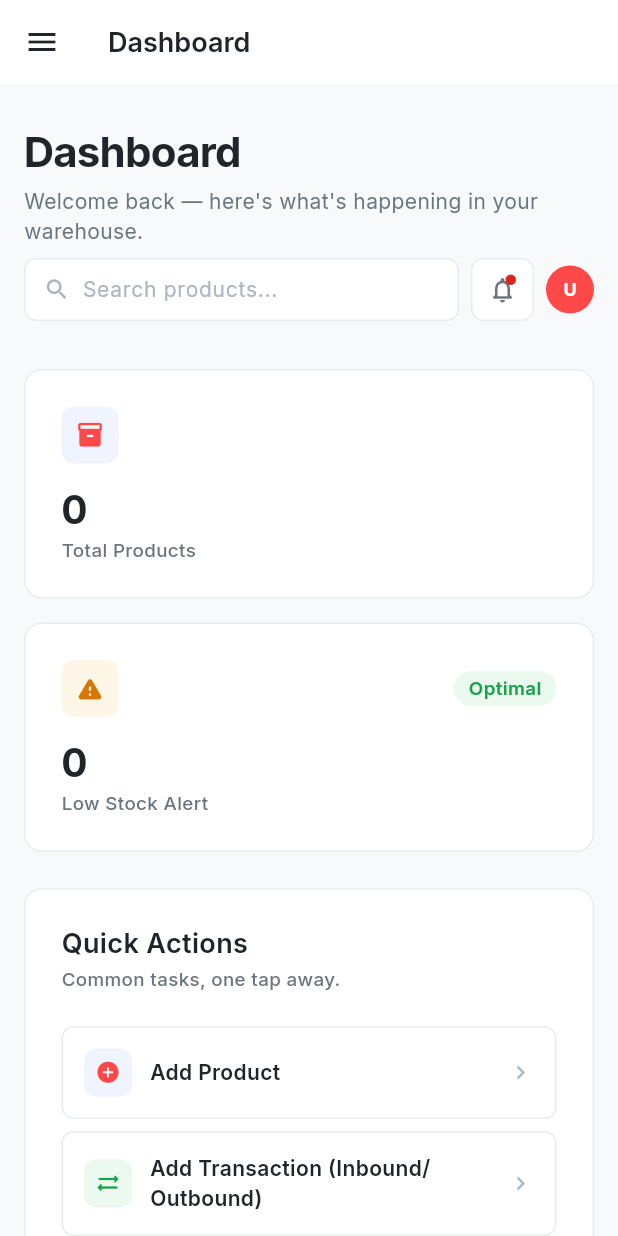
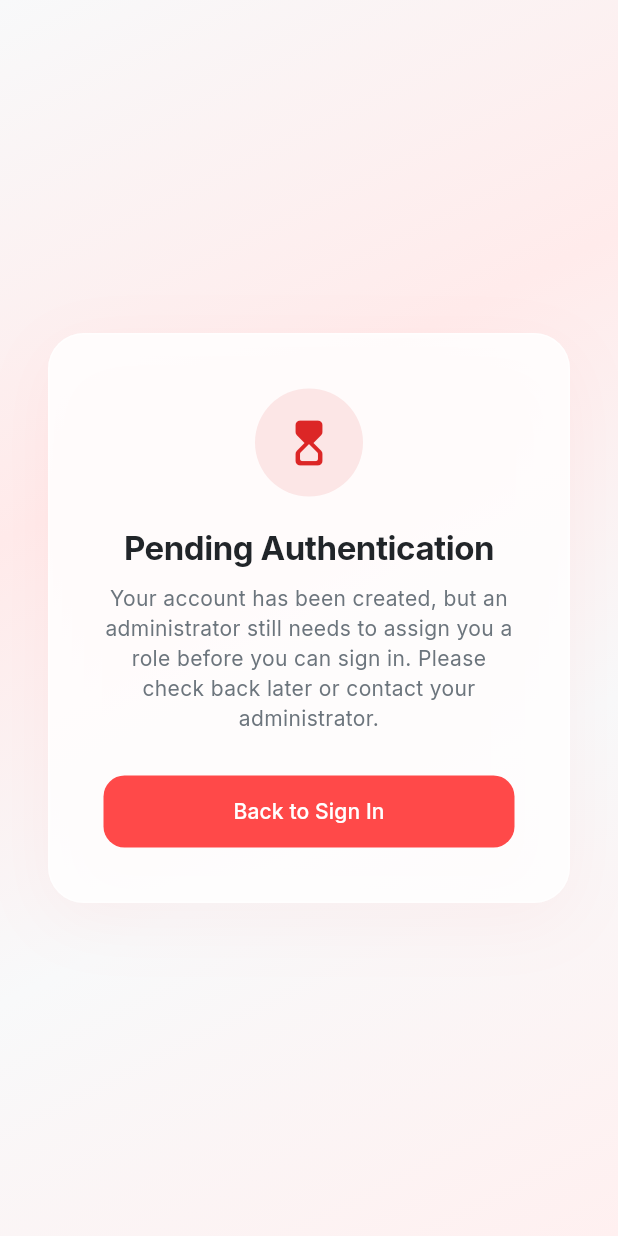
Before and after one commit to vgif-v/CBHIMS, a Flutter app: the screen it shows once a user with an empty profile is signed in, on a phone screen of 412 x 824 dp. Run offline on Flutter 3.47's test engine with Material 3 defaults, Android fonts, the phone set to English and light mode, and no system bars; our stand-ins replace connectivity_plus, flutter_dotenv, google_fonts, hive_flutter, pdf, printing and 2 more; accounts and stored records are empty.

Commit message:
refactor(auth): reorganize auth screens and streamline auth flow

```diff
--- a/lib/models/app_user.dart
+++ b/lib/models/app_user.dart
@@ -2,14 +2,14 @@ class AppUser {
   final String id; // UUID from auth.users
   final String fullName;
   final String email;
-  final String role; // 'Admin', 'Manager', 'Staff'
+  final String? role; // 'Admin', 'Manager', 'Staff'
   final DateTime? createdAt;
 
   const AppUser({
     required this.id,
     required this.fullName,
     required this.email,
-    this.role = 'Staff',
+    this.role,
     this.createdAt,
   });
 
@@ -18,7 +18,7 @@ class AppUser {
       id: json['id'] as String? ?? '',
       fullName: json['full_name'] as String? ?? '',
       email: json['email'] as String? ?? '',
-      role: json['role'] as String? ?? 'Staff',
+      role: json['role'] as String?,
       createdAt: json['created_at'] != null
           ? DateTime.tryParse(json['created_at'] as String)
           : null,
--- a/lib/screens/auth_gate.dart
+++ b/lib/screens/auth_gate.dart
@@ -1,11 +1,10 @@
 import 'package:flutter/material.dart';
+import 'auth_screen/login_screen.dart';
 import 'package:supabase_flutter/supabase_flutter.dart';
-import 'login_screen.dart';
+import 'auth_screen/pending_approval_screen.dart';
 import 'main_layout_screen.dart';
 import '../services/auth_service.dart';
 
-/// Listens to the Supabase auth state and routes to either
-/// [LoginScreen] or [MainLayoutScreen] accordingly.
 class AuthGate extends StatefulWidget {
   const AuthGate({super.key});
 
@@ -24,10 +23,8 @@ class _AuthGateState extends State<AuthGate> {
   }
 
   Future<void> _checkExistingSession() async {
-    // Check if there's already a persisted session
     final session = Supabase.instance.client.auth.currentSession;
     if (session != null) {
-      // Preload user role
       await AuthService.instance.fetchUserRole();
       if (!mounted) return;
       setState(() {
@@ -43,6 +40,13 @@ class _AuthGateState extends State<AuthGate> {
     }
   }
 
+  Widget _resolveHome() {
+    if (AuthService.instance.isPending) {
+      return const PendingApprovalScreen();
+    }
+    return const MainLayoutScreen();
+  }
+
   @override
   Widget build(BuildContext context) {
     if (_initializing) {
@@ -54,28 +58,32 @@ class _AuthGateState extends State<AuthGate> {
     return StreamBuilder<AuthState>(
       stream: Supabase.instance.client.auth.onAuthStateChange,
       builder: (context, snapshot) {
-        // Use the initial check result if the stream hasn't emitted yet
         if (!snapshot.hasData) {
-          return _hasSession
-              ? const MainLayoutScreen()
-              : const LoginScreen();
+          return _hasSession ? _resolveHome() : const LoginScreen();
         }
 
         final event = snapshot.data!.event;
         final session = snapshot.data!.session;
 
-        // Only navigate to login on explicit sign-out, not on token refresh
         if (event == AuthChangeEvent.signedOut) {
           return const LoginScreen();
         }
 
         if (session != null) {
-          return const MainLayoutScreen();
+          return FutureBuilder<String?>(
+            future: AuthService.instance.fetchUserRole(),
+            builder: (context, roleSnapshot) {
+              if (roleSnapshot.connectionState == ConnectionState.waiting) {
+                return const Scaffold(
+                  body: Center(child: CircularProgressIndicator()),
+                );
+              }
+              return _resolveHome();
+            },
+          );
         }
 
-        return _hasSession
-            ? const MainLayoutScreen()
-            : const LoginScreen();
+        return _hasSession ? _resolveHome() : const LoginScreen();
       },
     );
   }
--- /dev/null
+++ b/lib/screens/auth_screen/pending_approval_screen.dart
@@ -0,0 +1,123 @@
+import 'package:flutter/material.dart';
+import '../../services/auth_service.dart';
+import '../../theme/app_theme.dart';
+
+/// Shown when a user has valid credentials but no role has been
+/// assigned yet (role is NULL in the `users` table). Signs the
+/// session out immediately on load — this screen never leaves a
+/// live session sitting around while the message is displayed.
+class PendingApprovalScreen extends StatefulWidget {
+  const PendingApprovalScreen({super.key});
+
+  @override
+  State<PendingApprovalScreen> createState() => _PendingApprovalScreenState();
+}
+
+class _PendingApprovalScreenState extends State<PendingApprovalScreen> {
+  @override
+  void initState() {
+    super.initState();
+    // Kill the session immediately — this screen's only job is to
+    // explain why access was denied, not to hold a live session open.
+    AuthService.instance.signOut();
+  }
+
+  @override
+  Widget build(BuildContext context) {
+    return Scaffold(
+      body: Container(
+        width: double.infinity,
+        height: double.infinity,
+        decoration: const BoxDecoration(
+          gradient: LinearGradient(
+            begin: Alignment.topLeft,
+            end: Alignment.bottomRight,
+            colors: [
+              Color(0xFFF8F9FA),
+              Color(0xFFFFEBEB),
+              Color(0xFFF8F9FA),
+              Color(0xFFFFF0F0),
+            ],
+            stops: [0.0, 0.35, 0.65, 1.0],
+          ),
+        ),
+        child: SafeArea(
+          child: Center(
+            child: Padding(
+              padding: const EdgeInsets.all(32),
+              child: Container(
+                width: 400,
+                padding: const EdgeInsets.all(36),
+                decoration: BoxDecoration(
+                  color: Colors.white.withValues(alpha: 0.85),
+                  borderRadius: BorderRadius.circular(24),
+                  border: Border.all(color: Colors.white.withValues(alpha: 0.6)),
+                  boxShadow: [
+                    BoxShadow(
+                      color: AppColors.primary.withValues(alpha: 0.06),
+                      blurRadius: 40,
+                      offset: const Offset(0, 12),
+                    ),
+                  ],
+                ),
+                child: Column(
+                  mainAxisSize: MainAxisSize.min,
+                  children: [
+                    Container(
+                      width: 72,
+                      height: 72,
+                      decoration: BoxDecoration(
+                        color: AppColors.danger.withValues(alpha: 0.1),
+                        shape: BoxShape.circle,
+                      ),
+                      child: const Icon(
+                        Icons.hourglass_top_rounded,
+                        size: 36,
+                        color: AppColors.danger,
+                      ),
+                    ),
+                    const SizedBox(height: 20),
+                    Text(
+                      'Pending Authentication',
+                      style: AppTextStyles.h2,
+                      textAlign: TextAlign.center,
+                    ),
+                    const SizedBox(height: 10),
+                    Text(
+                      'Your account has been created, but an administrator '
+                      'still needs to assign you a role before you can sign in. '
+                      'Please check back later or contact your administrator.',
+                      style: AppTextStyles.body.copyWith(
+                        color: AppColors.textSecondary,
+                      ),
+                      textAlign: TextAlign.center,
+                    ),
+                    const SizedBox(height: 28),
+                    SizedBox(
+                      width: double.infinity,
+                      height: 48,
+                      child: ElevatedButton(
+                        onPressed: () {
+                          Navigator.of(context).popUntil((r) => r.isFirst);
+                        },
+                        style: ElevatedButton.styleFrom(
+                          backgroundColor: AppColors.primary,
+                          foregroundColor: Colors.white,
+                          elevation: 0,
+                          shape: RoundedRectangleBorder(
+                            borderRadius: BorderRadius.circular(14),
+                          ),
+                        ),
+                        child: const Text('Back to Sign In'),
+                      ),
+                    ),
+                  ],
+                ),
+              ),
+            ),
+          ),
+        ),
+      ),
+    );
+  }
+}
--- a/lib/screens/signup_screen.dart
+++ b/lib/screens/auth_screen/signup_screen.dart
@@ -1,7 +1,7 @@
 import 'package:flutter/material.dart';
 import 'package:supabase_flutter/supabase_flutter.dart';
-import '../theme/app_theme.dart';
-import '../services/auth_service.dart';
+import '../../theme/app_theme.dart';
+import '../../services/auth_service.dart';
 
 /// A premium sign-up screen that visually matches the LoginScreen.
 class SignupScreen extends StatefulWidget {
@@ -67,7 +67,7 @@ class _SignupScreenState extends State<SignupScreen>
       ScaffoldMessenger.of(context).showSnackBar(
         SnackBar(
           content:
-              const Text('Account created successfully! You can now sign in.'),
+              const Text('Account created! An admin must approve your access before you can sign in.'),
           backgroundColor: AppColors.success,
           behavior: SnackBarBehavior.floating,
           shape:
--- a/lib/screens/tabs/settings_screen.dart
+++ b/lib/screens/tabs/settings_screen.dart
@@ -220,7 +220,7 @@ class _SettingsScreenState extends State<SettingsScreen> {
   }
 
   Future<void> _showEditRoleDialog(AppUser member) async {
-    String selectedRole = member.role;
+    String selectedRole = member.role ?? 'Staff';
     final roles = ['Admin', 'Manager', 'Staff'];
 
     final updatedRole = await showDialog<String>(
@@ -574,7 +574,7 @@ class _TeamMemberRow extends StatelessWidget {
   });
 
   BadgeTone get _tone {
-    switch (member.role.toLowerCase()) {
+    switch (member.role?.toLowerCase()) {
       case 'admin':
         return BadgeTone.info;
       case 'manager':
@@ -614,7 +614,7 @@ class _TeamMemberRow extends StatelessWidget {
               ],
             ),
           ),
-          StatusBadge(label: member.role, tone: _tone),
+          StatusBadge(label: member.role?? 'None', tone: _tone),
           const SizedBox(width: 12),
           IconButton(
             onPressed: onEditRole,
--- a/lib/services/auth_service.dart
+++ b/lib/services/auth_service.dart
@@ -168,6 +168,8 @@ class AuthService extends ChangeNotifier {
       } catch (e) {
         debugPrint('[AuthService] Failed to insert into users table: $e');
       }
+
+      await signOut(); // force sign-out until admin approves the account
     }
 
     return response;
```
Also changed, not shown: lib/screens/auth_screen/login_screen.dart (renamed from lib/screens/login_screen.dart, +8 -10 lines).
